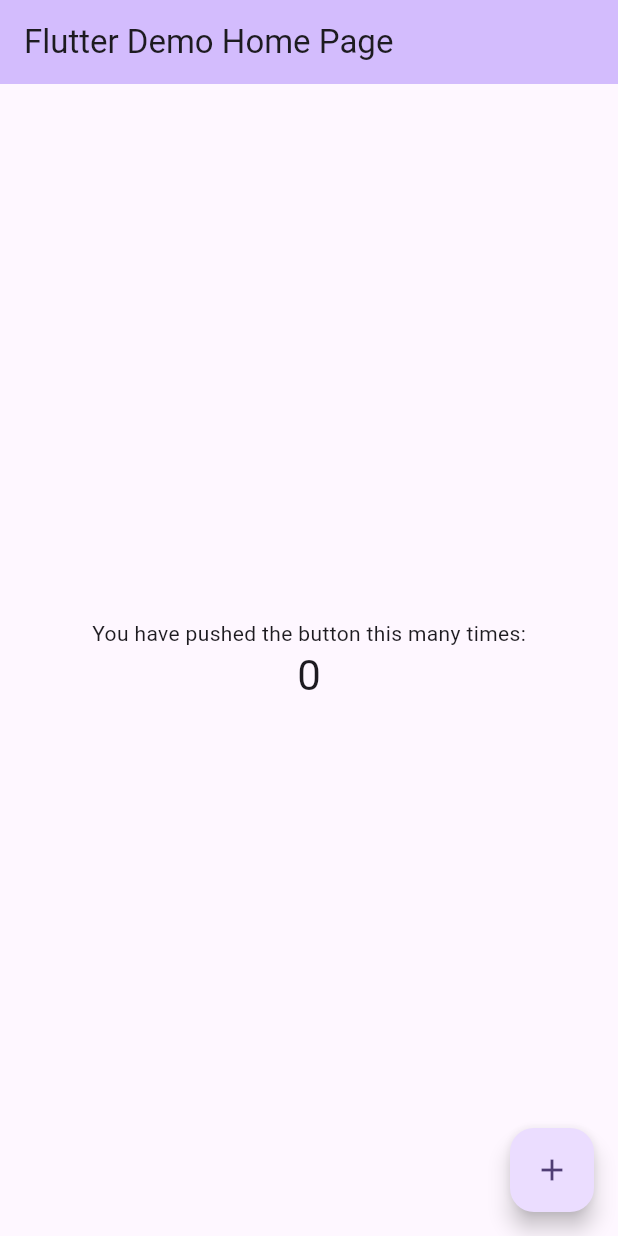
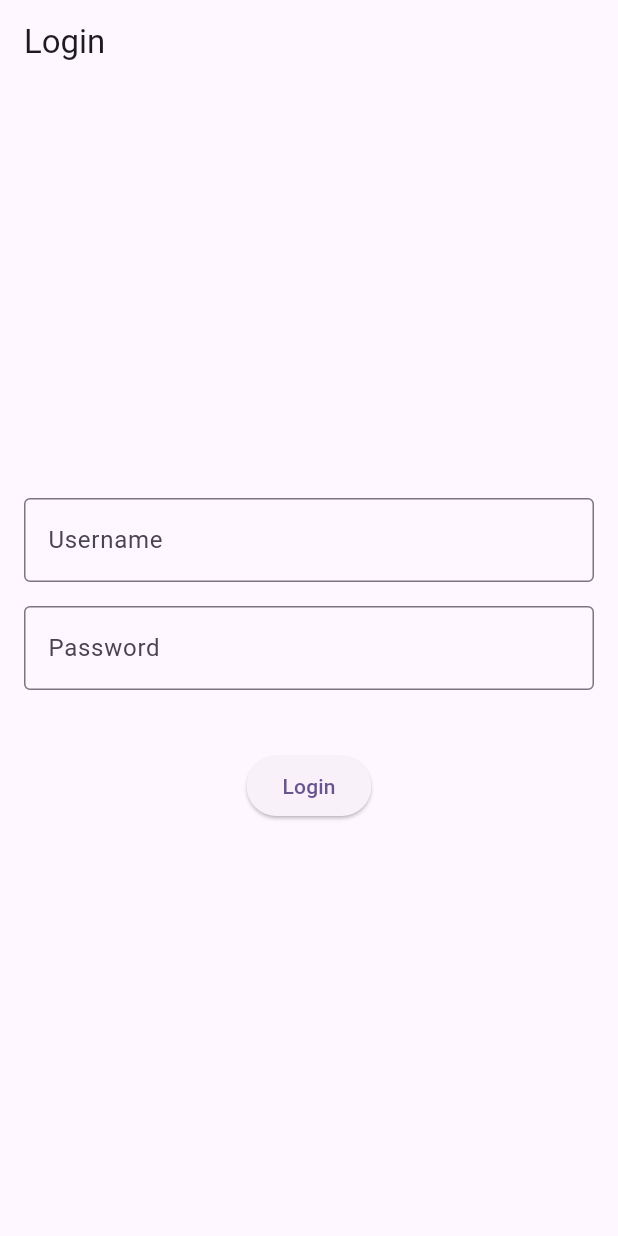
Before and after one commit to YummyFrog/Capstone-II-Appademics, a Flutter app: the screen it shows after launch, on a phone screen of 412 x 824 dp. Run offline on Flutter 3.47's test engine with Material 3 defaults, Android fonts, the phone set to English and light mode, and no system bars.

Commit message:
login screen created

```diff
--- a/lib/main.dart
+++ b/lib/main.dart
@@ -7,119 +7,135 @@ void main() {
 class MyApp extends StatelessWidget {
   const MyApp({super.key});
 
-  // This widget is the root of your application.
   @override
   Widget build(BuildContext context) {
     return MaterialApp(
-      title: 'Flutter Demo',
+      title: 'Flutter Login Demo',
       theme: ThemeData(
-        // This is the theme of your application.
-        //
-        // TRY THIS: Try running your application with "flutter run". You'll see
-        // the application has a purple toolbar. Then, without quitting the app,
-        // try changing the seedColor in the colorScheme below to Colors.green
-        // and then invoke "hot reload" (save your changes or press the "hot
-        // reload" button in a Flutter-supported IDE, or press "r" if you used
-        // the command line to start the app).
-        //
-        // Notice that the counter didn't reset back to zero; the application
-        // state is not lost during the reload. To reset the state, use hot
-        // restart instead.
-        //
-        // This works for code too, not just values: Most code changes can be
-        // tested with just a hot reload.
         colorScheme: ColorScheme.fromSeed(seedColor: Colors.deepPurple),
         useMaterial3: true,
       ),
-      home: const MyHomePage(title: 'Flutter Demo Home Page'),
+      home: const LoginPage(), // Set LoginPage as the home screen
     );
   }
 }
 
-class MyHomePage extends StatefulWidget {
-  const MyHomePage({super.key, required this.title});
-
-  // This widget is the home page of your application. It is stateful, meaning
-  // that it has a State object (defined below) that contains fields that affect
-  // how it looks.
-
-  // This class is the configuration for the state. It holds the values (in this
-  // case the title) provided by the parent (in this case the App widget) and
-  // used by the build method of the State. Fields in a Widget subclass are
-  // always marked "final".
-
-  final String title;
+class LoginPage extends StatefulWidget {
+  const LoginPage({super.key});
 
   @override
-  State<MyHomePage> createState() => _MyHomePageState();
+  _LoginPageState createState() => _LoginPageState();
 }
 
-class _MyHomePageState extends State<MyHomePage> {
-  int _counter = 0;
+class _LoginPageState extends State<LoginPage> {
+  final _formKey = GlobalKey<FormState>();
+  final _usernameController = TextEditingController();
+  final _passwordController = TextEditingController();
+  String _errorMessage = '';
 
-  void _incrementCounter() {
+  void _login() {
+    if (_formKey.currentState!.validate()) {
+      String username = _usernameController.text;
+      String password = _passwordController.text;
+
+      // Check if both username and password are "user"
+      if (username == 'user' && password == 'user') {
+        // Clear any previous error message
         setState(() {
-      // This call to setState tells the Flutter framework that something has
-      // changed in this State, which causes it to rerun the build method below
-      // so that the display can reflect the updated values. If we changed
-      // _counter without calling setState(), then the build method would not be
-      // called again, and so nothing would appear to happen.
-      _counter++;
+          _errorMessage = '';
         });
+
+        // Navigate to the success screen
+        Navigator.push(
+          context,
+          MaterialPageRoute(
+            builder: (context) => const SuccessPage(),
+          ),
+        );
+      } else {
+        // Display error message
+        setState(() {
+          _errorMessage = 'Account does not exist or password is incorrect';
+        });
+      }
+    }
   }
 
   @override
   Widget build(BuildContext context) {
-    // This method is rerun every time setState is called, for instance as done
-    // by the _incrementCounter method above.
-    //
-    // The Flutter framework has been optimized to make rerunning build methods
-    // fast, so that you can just rebuild anything that needs updating rather
-    // than having to individually change instances of widgets.
     return Scaffold(
       appBar: AppBar(
-        // TRY THIS: Try changing the color here to a specific color (to
-        // Colors.amber, perhaps?) and trigger a hot reload to see the AppBar
-        // change color while the other colors stay the same.
-        backgroundColor: Theme.of(context).colorScheme.inversePrimary,
-        // Here we take the value from the MyHomePage object that was created by
-        // the App.build method, and use it to set our appbar title.
-        title: Text(widget.title),
+        title: const Text('Login'),
       ),
-      body: Center(
-        // Center is a layout widget. It takes a single child and positions it
-        // in the middle of the parent.
+      body: Padding(
+        padding: const EdgeInsets.all(16.0),
+        child: Form(
+          key: _formKey,
           child: Column(
-          // Column is also a layout widget. It takes a list of children and
-          // arranges them vertically. By default, it sizes itself to fit its
-          // children horizontally, and tries to be as tall as its parent.
-          //
-          // Column has various properties to control how it sizes itself and
-          // how it positions its children. Here we use mainAxisAlignment to
-          // center the children vertically; the main axis here is the vertical
-          // axis because Columns are vertical (the cross axis would be
-          // horizontal).
-          //
-          // TRY THIS: Invoke "debug painting" (choose the "Toggle Debug Paint"
-          // action in the IDE, or press "p" in the console), to see the
-          // wireframe for each widget.
             mainAxisAlignment: MainAxisAlignment.center,
             children: <Widget>[
-            const Text(
-              'You have pushed the button this many times:',
+              TextFormField(
+                controller: _usernameController,
+                decoration: const InputDecoration(
+                  labelText: 'Username',
+                  border: OutlineInputBorder(),
                 ),
+                validator: (value) {
+                  if (value == null || value.isEmpty) {
+                    return 'Please enter your username';
+                  }
+                  return null;
+                },
+              ),
+              const SizedBox(height: 16.0),
+              TextFormField(
+                controller: _passwordController,
+                decoration: const InputDecoration(
+                  labelText: 'Password',
+                  border: OutlineInputBorder(),
+                ),
+                obscureText: true,
+                validator: (value) {
+                  if (value == null || value.isEmpty) {
+                    return 'Please enter your password';
+                  }
+                  return null;
+                },
+              ),
+              const SizedBox(height: 24.0),
+              if (_errorMessage.isNotEmpty)
                 Text(
-              '$_counter',
-              style: Theme.of(context).textTheme.headlineMedium,
+                  _errorMessage,
+                  style: const TextStyle(color: Colors.red),
+                ),
+              const SizedBox(height: 16.0),
+              ElevatedButton(
+                onPressed: _login,
+                child: const Text('Login'),
               ),
             ],
           ),
         ),
-      floatingActionButton: FloatingActionButton(
-        onPressed: _incrementCounter,
-        tooltip: 'Increment',
-        child: const Icon(Icons.add),
-      ), // This trailing comma makes auto-formatting nicer for build methods.
+      ),
     );
   }
 }
+
+class SuccessPage extends StatelessWidget {
+  const SuccessPage({super.key});
+
+  @override
+  Widget build(BuildContext context) {
+    return Scaffold(
+      appBar: AppBar(
+        title: const Text('Success'),
+      ),
+      body: const Center(
+        child: Text(
+          'You logged in!',
+          style: TextStyle(fontSize: 24, fontWeight: FontWeight.bold),
+        ),
+      ),
+    );
+  }
+}
```
Lines whose indentation alone changed are shown as unchanged.
